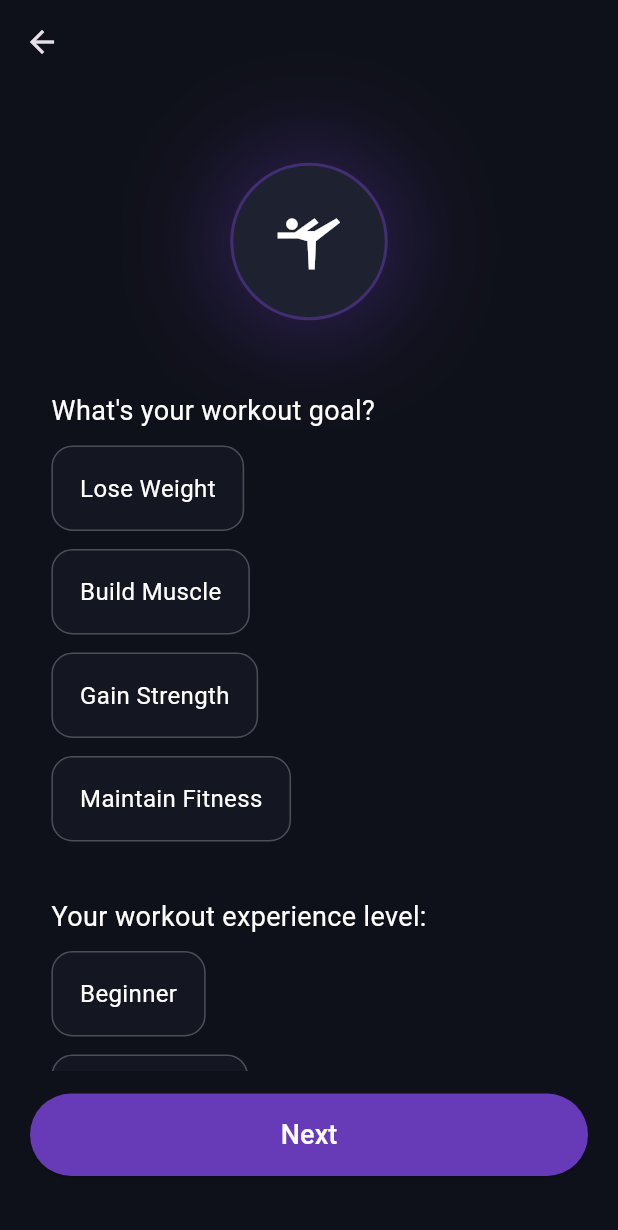
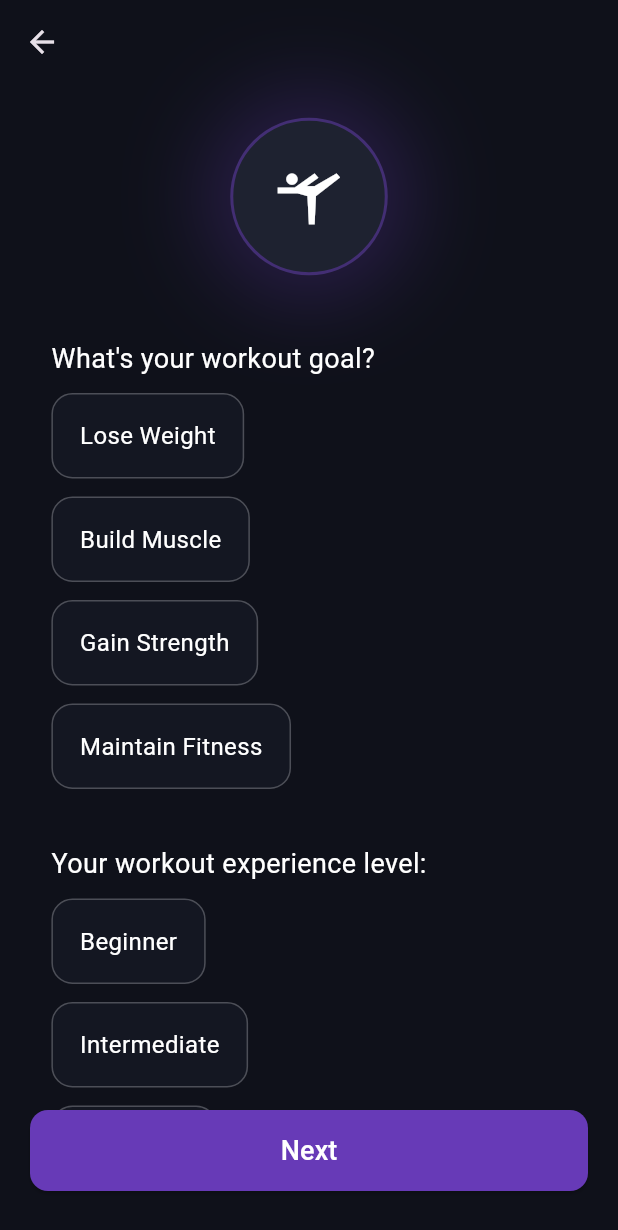
Before and after one commit to Marwan-Mohamed14/AI_Fittness_Trainer, a Flutter app: the HeightScreen screen opened directly with empty values, after a tap on "Next", on a phone screen of 412 x 824 dp. Shown: the top 1230 px of the screen. Run offline on Flutter 3.47's test engine with Material 3 defaults, Android fonts, the phone set to English and light mode, and no system bars; our stand-ins replace get, supabase_flutter; accounts and stored records are empty.

Commit message:
Refactor onboarding screens for improved layout and null safety
Replaced fixed padding with SafeArea and SingleChildScrollView for better responsiveness on Age, Height, DietQuestions, and WorkoutQuestions screens. Added const constructors and super.key for widgets, improved null safety, and updated some animation and style usages for consistency.

```diff
--- a/lib/main.dart
+++ b/lib/main.dart
@@ -1,5 +1,4 @@
 import 'package:ai_personal_trainer/screens/UserDataPages/AgeScreen.dart';
-import 'package:ai_personal_trainer/screens/loginpage.dart';
 import 'package:ai_personal_trainer/supabase_config.dart';
 import 'package:flutter/material.dart';
 import 'package:get/get.dart';
--- a/lib/screens/UserDataPages/AgeScreen.dart
+++ b/lib/screens/UserDataPages/AgeScreen.dart
@@ -3,6 +3,8 @@ import '../../models/onboarding_data.dart';
 import 'HeightScreen.dart';
 
 class AgeScreen extends StatefulWidget {
+  const AgeScreen({super.key});
+
   @override
   _AgeScreenState createState() => _AgeScreenState();
 }
@@ -47,21 +49,22 @@ class _AgeScreenState extends State<AgeScreen>
   Widget build(BuildContext context) {
     return Scaffold(
       backgroundColor: const Color(0xFF0F111A),
+
       appBar: AppBar(
         backgroundColor: Colors.transparent,
         elevation: 0,
-        iconTheme: IconThemeData(color: Colors.white),
+        iconTheme: const IconThemeData(color: Colors.white),
       ),
 
-
-
-      body: Padding(
-        padding: const EdgeInsets.all(80),
+      body: SafeArea(
+        child: SingleChildScrollView(
+          physics: const BouncingScrollPhysics(),
+          child: Padding(
+            padding: const EdgeInsets.symmetric(horizontal: 40, vertical: 20),
 
             child: Column(
-          mainAxisAlignment: MainAxisAlignment.center,
               children: [
-            const SizedBox(height: 70),
+                const SizedBox(height: 40),
 
                 // -------------------------------
                 //      AI GLOWING LOGO
@@ -80,8 +83,8 @@ class _AgeScreenState extends State<AgeScreen>
                             shape: BoxShape.circle,
                             boxShadow: [
                               BoxShadow(
-                            color: Colors.deepPurple.withOpacity(
-                                _fadeAnimation.value * 0.5),
+                                color: Colors.deepPurple
+                                    .withOpacity(_fadeAnimation.value * 0.5),
                                 blurRadius: 50,
                                 spreadRadius: 2,
                               ),
@@ -119,8 +122,8 @@ class _AgeScreenState extends State<AgeScreen>
                           right: 35,
                           child: CircleAvatar(
                             radius: 5,
-                        backgroundColor:
-                            Colors.deepPurple.withOpacity(_fadeAnimation.value),
+                            backgroundColor: Colors.deepPurple
+                                .withOpacity(_fadeAnimation.value),
                           ),
                         ),
                       ],
@@ -173,7 +176,7 @@ class _AgeScreenState extends State<AgeScreen>
                   },
                 ),
 
-            const Spacer(),
+                const SizedBox(height: 40),
 
                 // ----------------------------------
                 //             NEXT BUTTON
@@ -212,6 +215,8 @@ class _AgeScreenState extends State<AgeScreen>
               ],
             ),
           ),
+        ),
+      ),
     );
   }
 }
--- a/lib/screens/UserDataPages/DietQuestionsScreen.dart
+++ b/lib/screens/UserDataPages/DietQuestionsScreen.dart
@@ -4,7 +4,7 @@ import '../../models/onboarding_data.dart';
 class DietQuestionsScreen extends StatefulWidget {
   final OnboardingData data;
 
-  DietQuestionsScreen({required this.data});
+  const DietQuestionsScreen({super.key, required this.data});
 
   @override
   _DietQuestionsScreenState createState() => _DietQuestionsScreenState();
@@ -25,8 +25,6 @@ class _DietQuestionsScreenState extends State<DietQuestionsScreen>
   double currentWeight = 80;
   double targetWeight = 75;
 
-  // Extra optional
-  String? activityLevel;
   final TextEditingController _allergyController = TextEditingController();
 
   @override
@@ -61,7 +59,10 @@ class _DietQuestionsScreenState extends State<DietQuestionsScreen>
         iconTheme: IconThemeData(color: Colors.white),
       ),
 
-      body: Padding(
+      body: SafeArea(
+        child: SingleChildScrollView(
+          physics: BouncingScrollPhysics(),
+          child: Padding(
             padding: const EdgeInsets.all(25),
             child: Column(
               crossAxisAlignment: CrossAxisAlignment.center,
@@ -237,7 +238,7 @@ class _DietQuestionsScreenState extends State<DietQuestionsScreen>
                 SizedBox(height: 20),
 
                 // ============================
-            // Allergies / Dislikes
+                // Allergies
                 // ============================
                 Align(
                   alignment: Alignment.centerLeft,
@@ -259,7 +260,7 @@ class _DietQuestionsScreenState extends State<DietQuestionsScreen>
                   ),
                 ),
 
-            Spacer(),
+                SizedBox(height: 30),
 
                 // ============================
                 // Button
@@ -284,17 +285,19 @@ class _DietQuestionsScreenState extends State<DietQuestionsScreen>
                       widget.data.allergies =
                           _allergyController.text.split(",").map((e) => e.trim()).toList();
 
-                  print("Final onboarding data:");
-                  print(widget.data);
-
                       ScaffoldMessenger.of(context).showSnackBar(
                         SnackBar(content: Text("Generating diet & workout...")),
                       );
                     },
-                child: Text("Generate Diet", style: TextStyle(color: Colors.white, fontSize: 18)),
+                    child: Text("Generate Diet",
+                        style: TextStyle(color: Colors.white, fontSize: 18)),
                   ),
-            )
+                ),
+
+                SizedBox(height: 40),
               ],
+            ),
+          ),
         ),
       ),
     );
--- a/lib/screens/UserDataPages/HeightScreen.dart
+++ b/lib/screens/UserDataPages/HeightScreen.dart
@@ -5,7 +5,7 @@ import 'WorkoutQuestionsScreen.dart';
 class HeightScreen extends StatefulWidget {
   final OnboardingData data;
 
-  HeightScreen({required this.data});
+  const HeightScreen({super.key, required this.data});
 
   @override
   _HeightScreenState createState() => _HeightScreenState();
@@ -13,6 +13,7 @@ class HeightScreen extends StatefulWidget {
 
 class _HeightScreenState extends State<HeightScreen>
     with SingleTickerProviderStateMixin {
+
   late AnimationController _animController;
   late Animation<double> _fadeAnimation;
   late Animation<double> _scaleAnimation;
@@ -25,7 +26,7 @@ class _HeightScreenState extends State<HeightScreen>
 
     _animController = AnimationController(
       vsync: this,
-      duration: Duration(seconds: 3),
+      duration: const Duration(seconds: 3),
     )..repeat(reverse: true);
 
     _fadeAnimation = Tween<double>(begin: 0.3, end: 1).animate(
@@ -46,18 +47,23 @@ class _HeightScreenState extends State<HeightScreen>
   @override
   Widget build(BuildContext context) {
     return Scaffold(
-      backgroundColor: Color(0xFF0F111A),
+      backgroundColor: const Color(0xFF0F111A),
       appBar: AppBar(
         backgroundColor: Colors.transparent,
         elevation: 0,
-        iconTheme: IconThemeData(color: Colors.white),
+        iconTheme: const IconThemeData(color: Colors.white),
       ),
 
-      body: Padding(
-        padding: const EdgeInsets.all(80),
+      body: SafeArea(
+        child: SingleChildScrollView(
+          physics: const BouncingScrollPhysics(),
+
+          child: Padding(
+            padding: const EdgeInsets.symmetric(horizontal: 40, vertical: 30),
+
             child: Column(
               children: [
-            SizedBox(height: 70),
+                const SizedBox(height: 40),
 
                 // ==========================================
                 // 🔥 Futuristic Animated Height Logo
@@ -92,7 +98,7 @@ class _HeightScreenState extends State<HeightScreen>
                           height: 120,
                           decoration: BoxDecoration(
                             shape: BoxShape.circle,
-                        color: Color(0xFF1E2230),
+                            color: const Color(0xFF1E2230),
                             border: Border.all(
                               color: Colors.deepPurple.withOpacity(0.4),
                               width: 3,
@@ -103,7 +109,8 @@ class _HeightScreenState extends State<HeightScreen>
                         // Pulsing Height Icon
                         Transform.scale(
                           scale: _scaleAnimation.value,
-                      child: Icon(Icons.height, size: 55, color: Colors.white),
+                          child: const Icon(Icons.height,
+                              size: 55, color: Colors.white),
                         ),
 
                         // Floating Particle
@@ -122,9 +129,9 @@ class _HeightScreenState extends State<HeightScreen>
                   },
                 ),
 
-            SizedBox(height: 60),
+                const SizedBox(height: 60),
 
-            Text(
+                const Text(
                   "Select your height",
                   style: TextStyle(
                     fontSize: 22,
@@ -133,14 +140,14 @@ class _HeightScreenState extends State<HeightScreen>
                   ),
                 ),
 
-            SizedBox(height: 30),
+                const SizedBox(height: 30),
 
                 // ==========================================
                 // 🔥 Height Slider
                 // ==========================================
                 Text(
-              height.toInt().toString() + " cm",
-              style: TextStyle(
+                  "${height.toInt()} cm",
+                  style: const TextStyle(
                     fontSize: 40,
                     fontWeight: FontWeight.bold,
                     color: Colors.deepPurple,
@@ -162,14 +169,14 @@ class _HeightScreenState extends State<HeightScreen>
                   },
                 ),
 
-            Spacer(),
+                const SizedBox(height: 40),
 
                 SizedBox(
                   width: double.infinity,
                   child: ElevatedButton(
                     style: ElevatedButton.styleFrom(
                       backgroundColor: Colors.deepPurple,
-                  padding: EdgeInsets.symmetric(vertical: 14),
+                      padding: const EdgeInsets.symmetric(vertical: 14),
                       shape: RoundedRectangleBorder(
                         borderRadius: BorderRadius.circular(12),
                       ),
@@ -180,17 +187,22 @@ class _HeightScreenState extends State<HeightScreen>
                       Navigator.push(
                         context,
                         MaterialPageRoute(
-                      builder: (_) => WorkoutQuestionsScreen(data: widget.data),
+                          builder: (_) =>
+                              WorkoutQuestionsScreen(data: widget.data),
                         ),
                       );
                     },
-                child: Text(
+                    child: const Text(
                       "Next",
                       style: TextStyle(fontSize: 18, color: Colors.white),
                     ),
                   ),
                 ),
+
+                const SizedBox(height: 20),
               ],
+            ),
+          ),
         ),
       ),
     );
--- a/lib/screens/UserDataPages/WorkoutQuestionsScreen.dart
+++ b/lib/screens/UserDataPages/WorkoutQuestionsScreen.dart
@@ -5,7 +5,7 @@ import 'DietQuestionsScreen.dart';
 class WorkoutQuestionsScreen extends StatefulWidget {
   final OnboardingData data;
 
-  WorkoutQuestionsScreen({required this.data});
+  const WorkoutQuestionsScreen({super.key, required this.data});
 
   @override
   _WorkoutQuestionsScreenState createState() => _WorkoutQuestionsScreenState();
@@ -29,7 +29,7 @@ class _WorkoutQuestionsScreenState extends State<WorkoutQuestionsScreen>
 
     _animController = AnimationController(
       vsync: this,
-      duration: Duration(seconds: 3),
+      duration: const Duration(seconds: 3),
     )..repeat(reverse: true);
 
     _fadeAnimation = Tween<double>(begin: 0.3, end: 1).animate(
@@ -51,11 +51,11 @@ class _WorkoutQuestionsScreenState extends State<WorkoutQuestionsScreen>
     return GestureDetector(
       onTap: onTap,
       child: AnimatedContainer(
-        duration: Duration(milliseconds: 250),
-        padding: EdgeInsets.symmetric(vertical: 16, horizontal: 18),
-        margin: EdgeInsets.only(bottom: 12),
+        duration: const Duration(milliseconds: 250),
+        padding: const EdgeInsets.symmetric(vertical: 16, horizontal: 18),
+        margin: const EdgeInsets.only(bottom: 12),
         decoration: BoxDecoration(
-          color: isSelected ? Color(0xFF1A1F2E) : Color(0xFF141722),
+          color: isSelected ? const Color(0xFF1A1F2E) : const Color(0xFF141722),
           borderRadius: BorderRadius.circular(14),
           border: Border.all(
             color: isSelected ? Colors.deepPurple : Colors.white24,
@@ -81,13 +81,12 @@ class _WorkoutQuestionsScreenState extends State<WorkoutQuestionsScreen>
         backgroundColor: Colors.transparent,
         elevation: 0,
       ),
-      body: Padding(
-        padding: const EdgeInsets.all(20),
+      body: SafeArea(
+        child: Padding(
+          padding: const EdgeInsets.symmetric(horizontal: 20, vertical: 10),
           child: Column(
             children: [
-            SizedBox(height: 20),
-
-            // ANIMATED LOGO
+              // Animated Logo
               AnimatedBuilder(
                 animation: _animController,
                 builder: (context, child) {
@@ -101,8 +100,7 @@ class _WorkoutQuestionsScreenState extends State<WorkoutQuestionsScreen>
                           shape: BoxShape.circle,
                           boxShadow: [
                             BoxShadow(
-                            color: Colors.deepPurple
-                                .withOpacity(_fadeAnimation.value * 0.6),
+                              color: Colors.deepPurple.withOpacity(_fadeAnimation.value * 0.6),
                               blurRadius: 50,
                               spreadRadius: 3,
                             ),
@@ -134,18 +132,19 @@ class _WorkoutQuestionsScreenState extends State<WorkoutQuestionsScreen>
                 },
               ),
 
-            SizedBox(height: 35),
+              const SizedBox(height: 30),
 
+              // Scrollable Content
               Expanded(
                 child: SingleChildScrollView(
+                  physics: const BouncingScrollPhysics(),
                   child: Column(
                     crossAxisAlignment: CrossAxisAlignment.start,
                     children: [
-
                       // GOAL
-                    Text("What's your workout goal?",
+                      const Text("What's your workout goal?",
                           style: TextStyle(color: Colors.white, fontSize: 18)),
-                    SizedBox(height: 10),
+                      const SizedBox(height: 10),
 
                       _buildSelectableCard(
                           "Lose Weight",
@@ -167,12 +166,12 @@ class _WorkoutQuestionsScreenState extends State<WorkoutQuestionsScreen>
                           selectedGoal == "Maintain Fitness",
                           () => setState(() => selectedGoal = "Maintain Fitness")),
 
-                    SizedBox(height: 25),
+                      const SizedBox(height: 25),
 
                       // LEVEL
-                    Text("Your workout experience level:",
+                      const Text("Your workout experience level:",
                           style: TextStyle(color: Colors.white, fontSize: 18)),
-                    SizedBox(height: 10),
+                      const SizedBox(height: 10),
 
                       _buildSelectableCard(
                           "Beginner",
@@ -189,12 +188,12 @@ class _WorkoutQuestionsScreenState extends State<WorkoutQuestionsScreen>
                           selectedLevel == "Advanced",
                           () => setState(() => selectedLevel = "Advanced")),
 
-                    SizedBox(height: 25),
+                      const SizedBox(height: 25),
 
                       // DAYS PER WEEK
-                    Text("How many days do you want to train?",
+                      const Text("How many days do you want to train?",
                           style: TextStyle(color: Colors.white, fontSize: 18)),
-                    SizedBox(height: 10),
+                      const SizedBox(height: 10),
 
                       Wrap(
                         spacing: 10,
@@ -204,19 +203,19 @@ class _WorkoutQuestionsScreenState extends State<WorkoutQuestionsScreen>
                           return GestureDetector(
                             onTap: () => setState(() => selectedDays = day),
                             child: AnimatedContainer(
-                            duration: Duration(milliseconds: 250),
-                            padding: EdgeInsets.symmetric(
-                                vertical: 10, horizontal: 16),
+                              duration: const Duration(milliseconds: 250),
+                              padding: const EdgeInsets.symmetric(vertical: 10, horizontal: 16),
                               decoration: BoxDecoration(
                                 color: selectedDays == day
-                                  ? Color(0xFF1A1F2E)
-                                  : Color(0xFF141722),
+                                    ? const Color(0xFF1A1F2E)
+                                    : const Color(0xFF141722),
                                 borderRadius: BorderRadius.circular(12),
                                 border: Border.all(
                                   color: selectedDays == day
                                       ? Colors.deepPurple
                                       : Colors.white24,
-                                  width: 1.5),
+                                  width: 1.5,
+                                ),
                               ),
                               child: Text(
                                 "$day Days",
@@ -230,12 +229,12 @@ class _WorkoutQuestionsScreenState extends State<WorkoutQuestionsScreen>
                         }),
                       ),
 
-                    SizedBox(height: 25),
+                      const SizedBox(height: 25),
 
                       // LOCATION
-                    Text("Where do you want to train?",
+                      const Text("Where do you want to train?",
                           style: TextStyle(color: Colors.white, fontSize: 18)),
-                    SizedBox(height: 10),
+                      const SizedBox(height: 10),
 
                       _buildSelectableCard(
                           "Gym",
@@ -246,17 +245,22 @@ class _WorkoutQuestionsScreenState extends State<WorkoutQuestionsScreen>
                           "Home",
                           selectedLocation == "Home",
                           () => setState(() => selectedLocation = "Home")),
+
+                      const SizedBox(height: 30),
                     ],
                   ),
                 ),
               ),
 
-            SizedBox(height: 15),
-
-            ElevatedButton(
+              // NEXT BUTTON
+              SizedBox(
+                width: double.infinity,
+                child: ElevatedButton(
                   style: ElevatedButton.styleFrom(
                       backgroundColor: Colors.deepPurple,
-                  minimumSize: Size(double.infinity, 55)),
+                      padding: const EdgeInsets.symmetric(vertical: 14),
+                      shape: RoundedRectangleBorder(
+                          borderRadius: BorderRadius.circular(12))),
                   onPressed: () {
                     if (selectedGoal == null ||
                         selectedLevel == null ||
@@ -277,12 +281,14 @@ class _WorkoutQuestionsScreenState extends State<WorkoutQuestionsScreen>
                       ),
                     );
                   },
-              child:
-                  Text("Next", style: TextStyle(color: Colors.white, fontSize: 18)),
+                  child: const Text("Next",
+                      style: TextStyle(color: Colors.white, fontSize: 18)),
+                ),
               ),
 
-            SizedBox(height: 20),
+              const SizedBox(height: 20),
             ],
+          ),
         ),
       ),
     );
--- a/lib/screens/signup.dart
+++ b/lib/screens/signup.dart
@@ -19,7 +19,7 @@ class _SignupPageState extends State<SignupPage> with SingleTickerProviderStateM
   final TextEditingController _confirmPasswordController = TextEditingController();
 
   bool _isPasswordHidden = true;
-  bool _isConfirmPasswordHidden = true;
+  final bool _isConfirmPasswordHidden = true;
 
   // --- 2. ANIMATION STATE (New Logo Logic) ---
   late AnimationController _animController;
```
Lines whose indentation alone changed are shown as unchanged.
